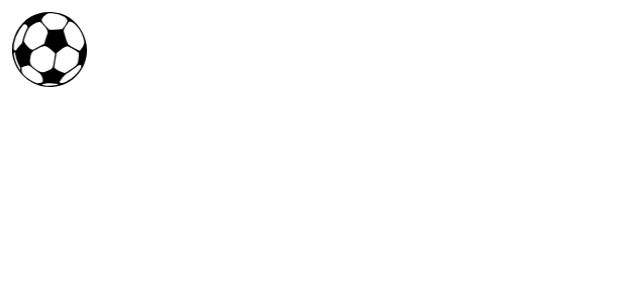
After one commit to SorinaPopa/SEF, an Android app: the layout navigation_drawer_header.xml on its own in the app's theme, with its tools: preview values and no code run, on a phone screen of 412 x 824 dp. The commit adds this screen. Shown: the top 300 px of the screen. Run offline under Robolectric (Android 15) with nearby library versions, the phone set to English and light mode, and no system bars.

Commit message:
Navigation Drawer Added

```diff
--- /dev/null
+++ b/STADEVENTS/app/src/main/res/layout/navigation_drawer_header.xml
@@ -0,0 +1,24 @@
+<?xml version="1.0" encoding="utf-8"?>
+<layout xmlns:tools="http://schemas.android.com/tools"
+    xmlns:android="http://schemas.android.com/apk/res/android"
+    xmlns:app="http://schemas.android.com/apk/res-auto">
+
+    <data>
+
+    </data>
+
+    <androidx.constraintlayout.widget.ConstraintLayout
+        android:layout_width="match_parent"
+        android:layout_height="match_parent">
+
+        <ImageView
+            android:id="@+id/imageView"
+            android:layout_width="50dp"
+            android:layout_height="50dp"
+            android:layout_marginStart="8dp"
+            android:layout_marginTop="8dp"
+            android:src="@drawable/ic_football"
+            app:layout_constraintTop_toTopOf="parent"
+            app:layout_constraintStart_toStartOf="parent"/>
+    </androidx.constraintlayout.widget.ConstraintLayout>
+</layout>
```
Also changed, not shown: STADEVENTS/app/src/main/res/layout/activity_main.xml (+28 -3 lines).
